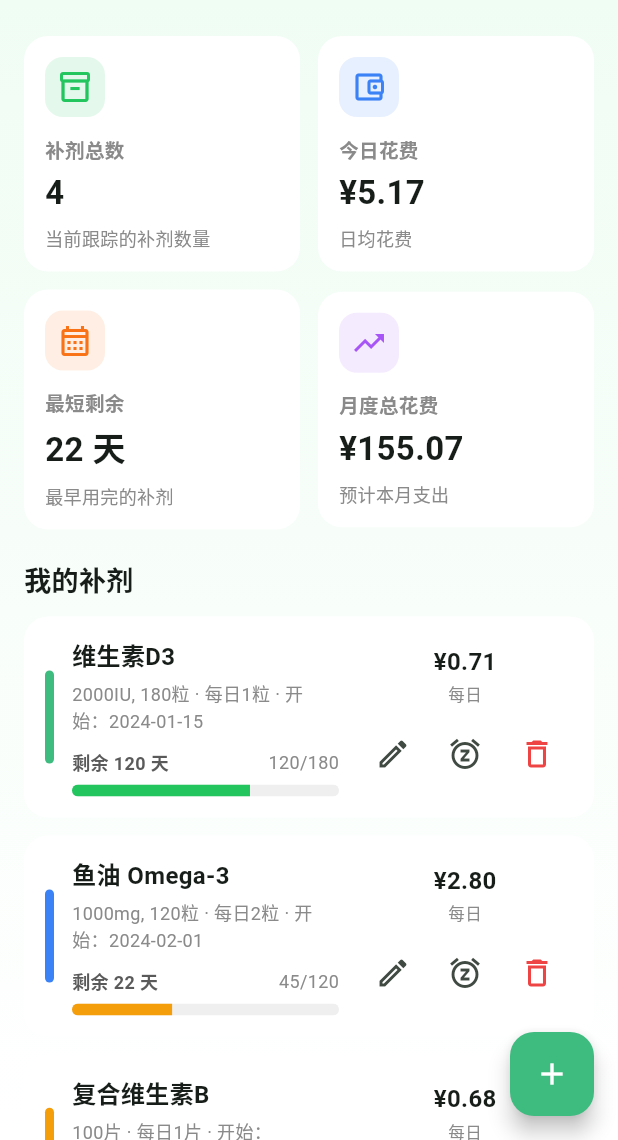
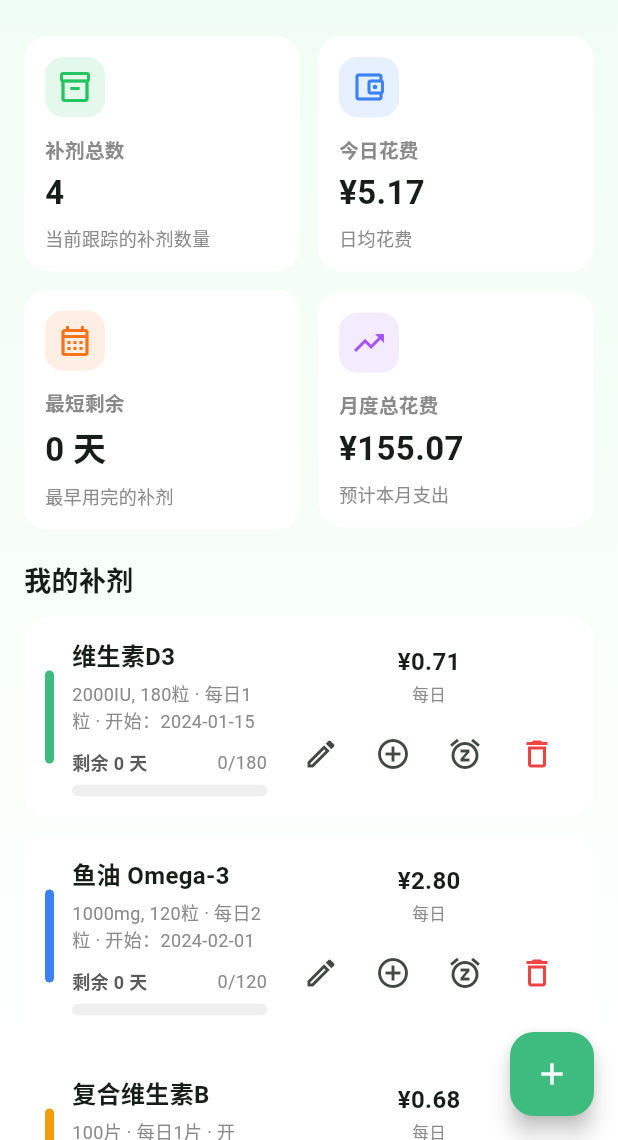
Before and after one commit to BryceWG/supplement-tracker, a Flutter app: the screen it shows after launch, on a phone screen of 412 x 824 dp, the part 96-1236 px from its top. Run offline on Flutter 3.47's test engine with Material 3 defaults, Android fonts, the light colour scheme and no system bars; our stand-ins replace file_picker, shared_preferences; missing offline and left inert: dart:html.

Commit message:
feat(supplement): add replenish quantity and date‑aware remaining
Introduce a `replenishQuantity` method in the controller to increase total and remaining quantities.
Add date‑aware calculations (`usedDaysAt`, `estimatedRemainingQuantityAt`, etc.) in the model to provide accurate remaining days and percentages based on the start‑use date.
Update UI components to support replenishment via a dialog, display estimated remaining quantity, and add a replenish button on supplement cards.
Add corresponding tests for the new logic and controller method.

```diff
--- a/lib/src/models/supplement.dart
+++ b/lib/src/models/supplement.dart
@@ -84,14 +84,42 @@ class Supplement {
     return price / daysSupply;
   }
 
+  static DateTime startOfDay(DateTime dt) => DateTime(dt.year, dt.month, dt.day);
+
+  int usedDaysAt(DateTime today) {
+    final start = DateTime.tryParse(effectiveStartUseDateYmd);
+    if (start == null) return 0;
+    final diff = startOfDay(today).difference(startOfDay(start)).inDays;
+    return diff < 0 ? 0 : diff;
+  }
+
+  int estimatedRemainingQuantityAt(DateTime today) {
+    if (dailyDosage <= 0) return remainingQuantity.clamp(0, totalQuantity);
+    final consumed = usedDaysAt(today) * dailyDosage;
+    final left = remainingQuantity - consumed;
+    if (left <= 0) return 0;
+    if (totalQuantity <= 0) return 0;
+    return left > totalQuantity ? totalQuantity : left;
+  }
+
+  int remainingDaysAt(DateTime today) {
+    if (dailyDosage <= 0) return 0;
+    return (estimatedRemainingQuantityAt(today) / dailyDosage).floor();
+  }
+
+  double remainingPercentAt(DateTime today) {
+    if (totalQuantity <= 0) return 0;
+    return estimatedRemainingQuantityAt(today) / totalQuantity;
+  }
+
+  int get estimatedRemainingQuantity => estimatedRemainingQuantityAt(DateTime.now());
+
   int get remainingDays {
-    if (dailyDosage <= 0) return 0;
-    return (remainingQuantity / dailyDosage).floor();
+    return remainingDaysAt(DateTime.now());
   }
 
   double get remainingPercent {
-    if (totalQuantity <= 0) return 0;
-    return remainingQuantity / totalQuantity;
+    return remainingPercentAt(DateTime.now());
   }
 
   Map<String, Object?> toJson() => {
--- a/lib/src/ui/supplement_editor/supplement_editor_dialog.dart
+++ b/lib/src/ui/supplement_editor/supplement_editor_dialog.dart
@@ -65,7 +65,7 @@ class _SupplementEditorDialogState extends State<SupplementEditorDialog> {
   }
 
   Future<void> _pickStartUseDate() async {
-    final initial = DateTime.tryParse(_startUseDateYmd) ?? DateTime.now();
+    final initial = DateTime.now();
     final picked = await showDatePicker(
       context: context,
       initialDate: initial,
--- a/lib/src/widgets/supplement_card.dart
+++ b/lib/src/widgets/supplement_card.dart
@@ -10,12 +10,14 @@ class SupplementCard extends StatelessWidget {
     required this.supplement,
     required this.onEdit,
     required this.onPostponeOneDay,
+    required this.onReplenish,
     required this.onDelete,
   });
 
   final Supplement supplement;
   final VoidCallback onEdit;
   final VoidCallback onPostponeOneDay;
+  final VoidCallback onReplenish;
   final VoidCallback onDelete;
 
   Color _progressColor(int remainingDays) {
@@ -28,6 +30,7 @@ class SupplementCard extends StatelessWidget {
   Widget build(BuildContext context) {
     final remainingDays = supplement.remainingDays;
     final progress = supplement.remainingPercent.clamp(0.0, 1.0);
+    final estimatedRemainingQty = supplement.estimatedRemainingQuantity;
     final stripColor = CategoryColors.fromHex(supplement.colorHex);
     final progressColor = _progressColor(remainingDays);
 
@@ -68,7 +71,7 @@ class SupplementCard extends StatelessWidget {
                       ),
                       const Spacer(),
                       Text(
-                        '${supplement.remainingQuantity}/${supplement.totalQuantity}',
+                        '$estimatedRemainingQty/${supplement.totalQuantity}',
                         style: const TextStyle(fontSize: 12, color: Color(0xFF8A8A8A)),
                       ),
                     ],
@@ -105,6 +108,11 @@ class SupplementCard extends StatelessWidget {
                       icon: const Icon(Icons.edit_outlined),
                     ),
                     IconButton(
+                      tooltip: '补充总量',
+                      onPressed: onReplenish,
+                      icon: const Icon(Icons.add_circle_outline),
+                    ),
+                    IconButton(
                       tooltip: '延期一天',
                       onPressed: onPostponeOneDay,
                       icon: const Icon(Icons.snooze_outlined),
```
Also changed, not shown: lib/src/controllers/supplements_controller.dart (+16 -0 lines), lib/src/ui/home/home_screen.dart (+54 -0 lines), 1 other file.
